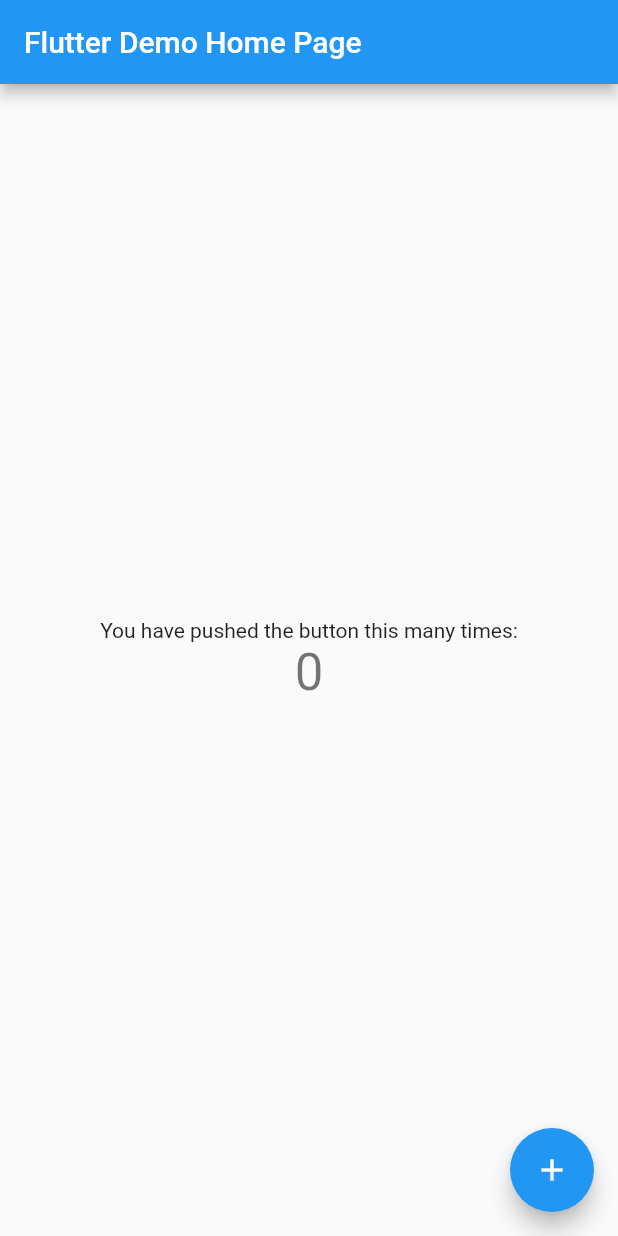
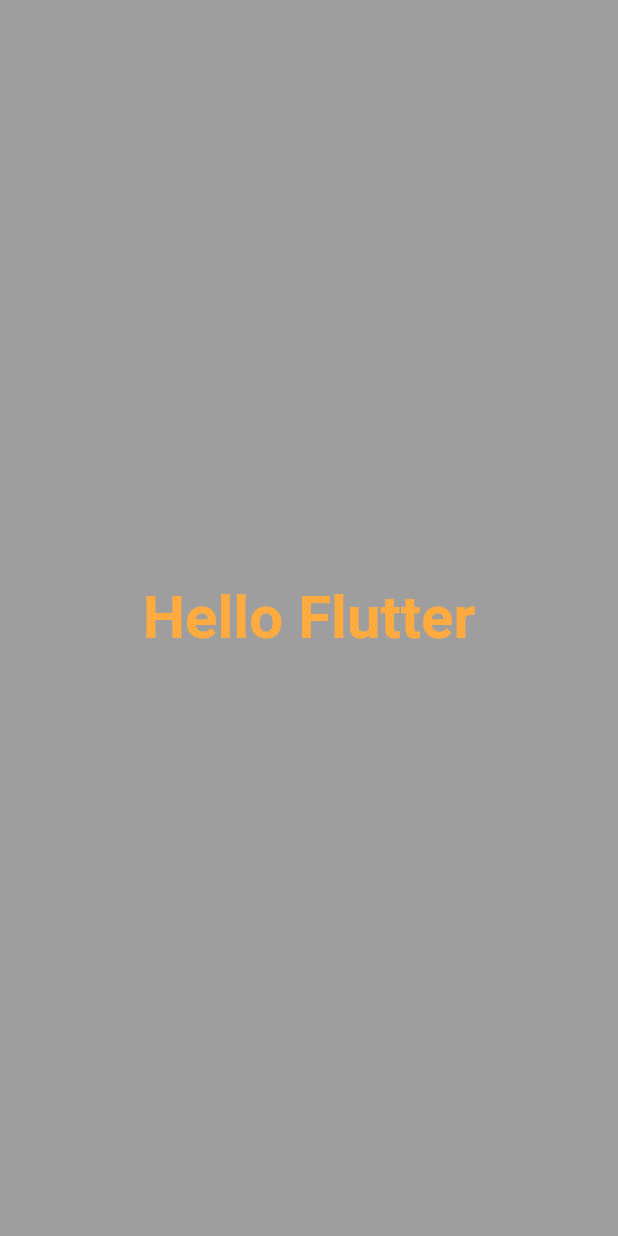
Before and after one commit to Amrut-17/FlutterPractice, a Flutter app: the screen it shows after launch, on a phone screen of 412 x 824 dp. Run offline on Flutter 3.47's test engine with Material 2 defaults, Android fonts, the phone set to English and light mode, and no system bars.

Commit message:
child, center, material , textStyle

```diff
--- a/lib/main.dart
+++ b/lib/main.dart
@@ -1,115 +1,20 @@
 import 'package:flutter/material.dart';
 
 void main() {
-  runApp(const MyApp());
-}
-
-class MyApp extends StatelessWidget {
-  const MyApp({Key? key}) : super(key: key);
-
-  // This widget is the root of your application.
-  @override
-  Widget build(BuildContext context) {
-    return MaterialApp(
-      title: 'Flutter Demo',
-      theme: ThemeData(
-        // This is the theme of your application.
-        //
-        // Try running your application with "flutter run". You'll see the
-        // application has a blue toolbar. Then, without quitting the app, try
-        // changing the primarySwatch below to Colors.green and then invoke
-        // "hot reload" (press "r" in the console where you ran "flutter run",
-        // or simply save your changes to "hot reload" in a Flutter IDE).
-        // Notice that the counter didn't reset back to zero; the application
-        // is not restarted.
-        primarySwatch: Colors.blue,
-      ),
-      home: const MyHomePage(title: 'Flutter Demo Home Page'),
-    );
-  }
-}
-
-class MyHomePage extends StatefulWidget {
-  const MyHomePage({Key? key, required this.title}) : super(key: key);
-
-  // This widget is the home page of your application. It is stateful, meaning
-  // that it has a State object (defined below) that contains fields that affect
-  // how it looks.
-
-  // This class is the configuration for the state. It holds the values (in this
-  // case the title) provided by the parent (in this case the App widget) and
-  // used by the build method of the State. Fields in a Widget subclass are
-  // always marked "final".
-
-  final String title;
-
-  @override
-  State<MyHomePage> createState() => _MyHomePageState();
-}
-
-class _MyHomePageState extends State<MyHomePage> {
-  int _counter = 0;
-
-  void _incrementCounter() {
-    setState(() {
-      // This call to setState tells the Flutter framework that something has
-      // changed in this State, which causes it to rerun the build method below
-      // so that the display can reflect the updated values. If we changed
-      // _counter without calling setState(), then the build method would not be
-      // called again, and so nothing would appear to happen.
-      _counter++;
-    });
-  }
-
-  @override
-  Widget build(BuildContext context) {
-    // This method is rerun every time setState is called, for instance as done
-    // by the _incrementCounter method above.
-    //
-    // The Flutter framework has been optimized to make rerunning build methods
-    // fast, so that you can just rebuild anything that needs updating rather
-    // than having to individually change instances of widgets.
-    return Scaffold(
-      appBar: AppBar(
-        // Here we take the value from the MyHomePage object that was created by
-        // the App.build method, and use it to set our appbar title.
-        title: Text(widget.title),
-      ),
-      body: Center(
-        // Center is a layout widget. It takes a single child and positions it
-        // in the middle of the parent.
-        child: Column(
-          // Column is also a layout widget. It takes a list of children and
-          // arranges them vertically. By default, it sizes itself to fit its
-          // children horizontally, and tries to be as tall as its parent.
-          //
-          // Invoke "debug painting" (press "p" in the console, choose the
-          // "Toggle Debug Paint" action from the Flutter Inspector in Android
-          // Studio, or the "Toggle Debug Paint" command in Visual Studio Code)
-          // to see the wireframe for each widget.
-          //
-          // Column has various properties to control how it sizes itself and
-          // how it positions its children. Here we use mainAxisAlignment to
-          // center the children vertically; the main axis here is the vertical
-          // axis because Columns are vertical (the cross axis would be
-          // horizontal).
-          mainAxisAlignment: MainAxisAlignment.center,
-          children: <Widget>[
-            const Text(
-              'You have pushed the button this many times:',
-            ),
-            Text(
-              '$_counter',
-              style: Theme.of(context).textTheme.headline4,
-            ),
-          ],
+  runApp(
+    Material(
+      color: Colors.grey,
+      child: Center(
+        child: Text(
+          "Hello Flutter",
+          textDirection: TextDirection.ltr,
+          style: TextStyle(
+            color: Colors.orangeAccent,
+            fontSize: 40.0,
+            fontWeight: FontWeight.bold,
+          ),
         ),
       ),
-      floatingActionButton: FloatingActionButton(
-        onPressed: _incrementCounter,
-        tooltip: 'Increment',
-        child: const Icon(Icons.add),
-      ), // This trailing comma makes auto-formatting nicer for build methods.
-    );
-  }
+    ),
+  );
 }
```
